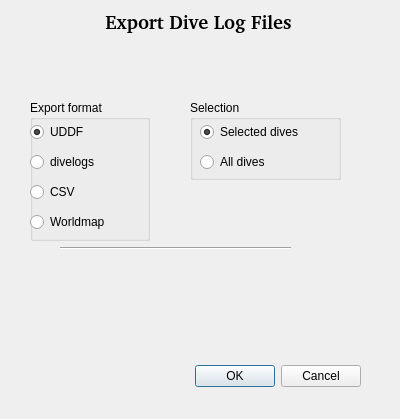
Above: qt-ui/divelogexportdialog.ui from subsurface/subsurface before the change. Below: the same form after it.
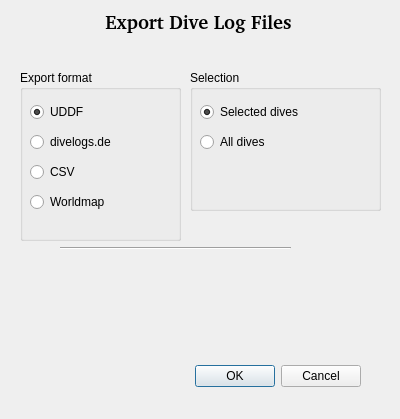
That is the form after the change.

Commit message:
Rework the Export dialog
The UI design looked too tight in my screen.
The explanation texts were a bit inconsistent (and in one case simply
wrong).
The explanation for the initial selection wasn't shown.

```diff
--- a/qt-ui/divelogexportdialog.ui
+++ b/qt-ui/divelogexportdialog.ui
@@ -59,10 +59,10 @@
   <widget class="QGroupBox" name="exportFormat">
    <property name="geometry">
     <rect>
-     <x>30</x>
-     <y>100</y>
-     <width>120</width>
-     <height>141</height>
+     <x>20</x>
+     <y>70</y>
+     <width>161</width>
+     <height>171</height>
     </rect>
    </property>
    <property name="title">
@@ -71,8 +71,8 @@
    <widget class="QRadioButton" name="exportUDDF">
     <property name="geometry">
      <rect>
-      <x>0</x>
-      <y>20</y>
+      <x>10</x>
+      <y>30</y>
       <width>110</width>
       <height>24</height>
      </rect>
@@ -90,14 +90,14 @@
    <widget class="QRadioButton" name="exportDivelogs">
     <property name="geometry">
      <rect>
-      <x>0</x>
-      <y>50</y>
-      <width>110</width>
+      <x>10</x>
+      <y>60</y>
+      <width>131</width>
       <height>24</height>
      </rect>
     </property>
     <property name="text">
-     <string>divelogs</string>
+     <string>divelogs.de</string>
     </property>
     <attribute name="buttonGroup">
      <string notr="true">exportGroup</string>
@@ -106,8 +106,8 @@
    <widget class="QRadioButton" name="exportCSV">
     <property name="geometry">
      <rect>
-      <x>0</x>
-      <y>80</y>
+      <x>10</x>
+      <y>90</y>
       <width>110</width>
       <height>24</height>
      </rect>
@@ -122,8 +122,8 @@
    <widget class="QRadioButton" name="exportWorldMap">
     <property name="geometry">
      <rect>
-      <x>0</x>
-      <y>110</y>
+      <x>10</x>
+      <y>120</y>
       <width>110</width>
       <height>24</height>
      </rect>
@@ -140,9 +140,9 @@
    <property name="geometry">
     <rect>
      <x>190</x>
-     <y>100</y>
-     <width>151</width>
-     <height>80</height>
+     <y>70</y>
+     <width>191</width>
+     <height>141</height>
     </rect>
    </property>
    <property name="title">
@@ -155,8 +155,8 @@
     <property name="geometry">
      <rect>
       <x>10</x>
-      <y>20</y>
-      <width>131</width>
+      <y>30</y>
+      <width>151</width>
       <height>24</height>
      </rect>
     </property>
@@ -171,7 +171,7 @@
     <property name="geometry">
      <rect>
       <x>10</x>
-      <y>50</y>
+      <y>60</y>
       <width>110</width>
       <height>24</height>
      </rect>
@@ -197,10 +197,10 @@
   <widget class="QLabel" name="description">
    <property name="geometry">
     <rect>
-     <x>40</x>
-     <y>270</y>
-     <width>271</width>
-     <height>71</height>
+     <x>30</x>
+     <y>260</y>
+     <width>341</width>
+     <height>91</height>
     </rect>
    </property>
    <property name="text">
```
The commit also changes 2 other files.
